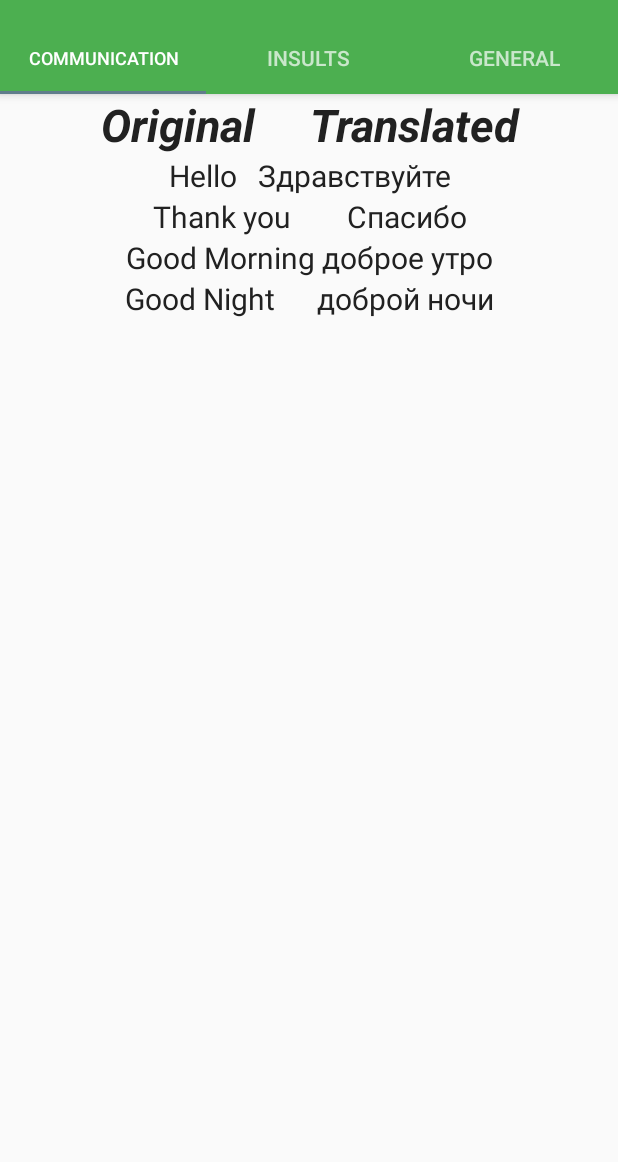
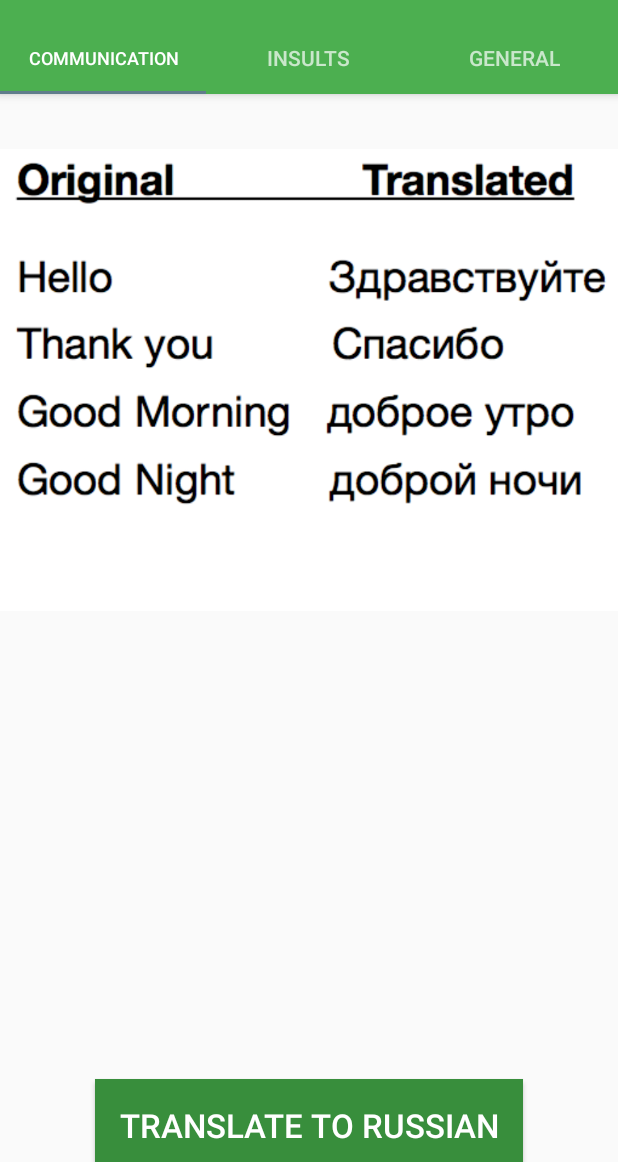
Before and after one commit to mariosfx540/MobileHCI_Project, an Android app: the Tab1Fragment screen opened directly, with no data from a screen before it, on a phone screen of 412 x 824 dp, the part 74-1236 px from its top. Run offline under Robolectric (Android 15) with nearby library versions, the phone set to English and light mode, and no system bars.

Commit message:
added content to the tabs plus the button

```diff
--- a/app/src/main/res/layout/activity_main.xml
+++ b/app/src/main/res/layout/activity_main.xml
@@ -21,8 +21,8 @@
             android:layout_height="match_parent"
             android:textColor="@color/icons"
             android:textStyle="bold"
-            android:textSize="30dp"
-            android:text="Choose your team's group"
+            android:textSize="27sp"
+            android:text="Choose your opponent team"
             android:layout_gravity="center"
             android:gravity="center"
             />
@@ -168,7 +168,7 @@
             android:clickable="true"
             android:gravity="center"
             android:padding="16dp"
-            android:text="Translate to Russian"
+            android:text="@string/trlToRuss"
             android:textSize="22sp"
             android:textStyle="normal"/>
     </LinearLayout>
--- a/app/src/main/res/layout/activity_teams.xml
+++ b/app/src/main/res/layout/activity_teams.xml
@@ -58,7 +58,11 @@
         android:id="@+id/container"
         android:layout_width="match_parent"
         android:layout_height="match_parent"
-        app:layout_behavior="@string/appbar_scrolling_view_behavior"/>
+        app:layout_behavior="@string/appbar_scrolling_view_behavior"
+        >
+
+    </android.support.v4.view.ViewPager>
+
 
 
 
--- a/app/src/main/res/layout/tab1_fragment.xml
+++ b/app/src/main/res/layout/tab1_fragment.xml
@@ -1,9 +1,13 @@
 <?xml version="1.0" encoding="utf-8"?>
-<LinearLayout xmlns:android="http://schemas.android.com/apk/res/android"
-              android:orientation="vertical"
+<android.support.constraint.ConstraintLayout
+    xmlns:android="http://schemas.android.com/apk/res/android"
+    xmlns:app="http://schemas.android.com/apk/res-auto"
+    xmlns:tools="http://schemas.android.com/tools"
+    android:id="@+id/linearLayout"
     android:layout_width="match_parent"
     android:layout_height="match_parent"
-    android:gravity="top">
+    android:gravity="top"
+    android:orientation="vertical">
 
 
     <!--<TextView-->
@@ -15,44 +19,40 @@
     <!--android:layout_gravity="left"-->
     <!--android:gravity="left"/>-->
 
-    <TextView
-        android:layout_width="match_parent"
+
+    <ImageView
+        android:id="@+id/imageView1"
+        android:layout_width="wrap_content"
         android:layout_height="wrap_content"
-        android:textColor="@color/primary_text"
-        android:textSize="30dp"
-        android:text="Original     Translated"
-        android:textStyle="bold|italic"
-        android:gravity="center"/>
+        android:layout_marginTop="0dp"
+        app:layout_constraintHorizontal_bias="0.55"
+        app:layout_constraintLeft_toLeftOf="parent"
+        app:layout_constraintRight_toRightOf="parent"
+        app:layout_constraintTop_toTopOf="parent"
+        app:srcCompat="@drawable/russians"/>
+
+    <Button
+        android:id="@+id/button1"
+        android:layout_width="wrap_content"
+        android:layout_height="wrap_content"
+        android:layout_marginBottom="50dp"
+        android:background="@color/primary_dark"
+        android:clickable="true"
+        android:focusable="true"
+        android:gravity="center"
+        android:padding="16dp"
+        android:text="@string/trlToRuss"
+        android:textColor="#FFFF"
+        android:textSize="22sp"
+        android:textStyle="normal"
+        app:layout_constraintBottom_toBottomOf="parent"
+        app:layout_constraintEnd_toEndOf="parent"
+        app:layout_constraintLeft_toLeftOf="parent"
+        app:layout_constraintRight_toRightOf="parent"
+        app:layout_constraintStart_toStartOf="parent"
+        />
 
 
-    <TextView
-        android:layout_width="match_parent"
-        android:layout_height="wrap_content"
-        android:textColor="@color/primary_text"
-        android:textSize="20dp"
-        android:text="Hello		 Здравствуйте"
-        android:gravity="center"/>
-    <TextView
-        android:layout_width="match_parent"
-        android:layout_height="wrap_content"
-        android:textColor="@color/primary_text"
-        android:textSize="20dp"
-        android:text="Thank you        Спасибо"
-        android:gravity="center"/>
-    <TextView
-        android:layout_width="match_parent"
-        android:layout_height="wrap_content"
-        android:textColor="@color/primary_text"
-        android:textSize="20dp"
-        android:text="Good Morning доброе утро"
-        android:gravity="center"/>
-    <TextView
-        android:layout_width="match_parent"
-        android:layout_height="wrap_content"
-        android:textColor="@color/primary_text"
-        android:textSize="20dp"
-        android:text="Good Night      доброй ночи"
-        android:gravity="center"/>
 
 
-</LinearLayout>
+</android.support.constraint.ConstraintLayout>
--- a/app/src/main/res/values/strings.xml
+++ b/app/src/main/res/values/strings.xml
@@ -3,9 +3,9 @@
     <string name="trlToRuss">Translate To Russian</string>
     <string name="groupA">Group A</string>
     <string name="title_activity_teams">TeamsActivity</string>
-    <string name="tab_text_1">Tab 1</string>
-    <string name="tab_text_2">Tab 2</string>
-    <string name="tab_text_3">Tab 3</string>
+    <string name="tab_text_1">Communication</string>
+    <string name="tab_text_2">Insults</string>
+    <string name="tab_text_3">General</string>
     <string name="action_settings">Settings</string>
     <string name="section_format">Hello World from section: %1$d</string>
 </resources>
```
Also changed, not shown: app/src/main/res/layout/tab2_fragment.xml (+33 -12 lines), app/src/main/res/layout/tab3_fragment.xml (+38 -12 lines), app/src/main/res/drawable/general.png (added), app/src/main/res/drawable/insults.png (added), app/src/main/res/drawable/russians.png (added). Lines whose indentation alone changed are shown as unchanged.
